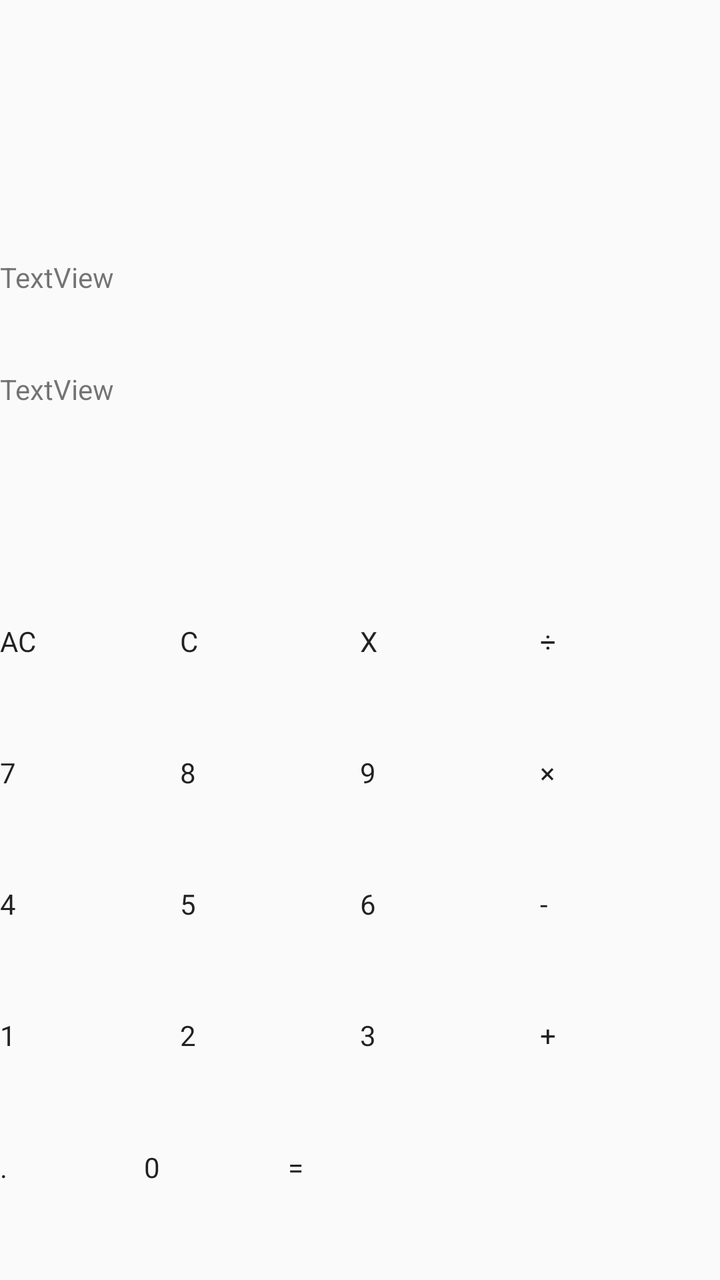
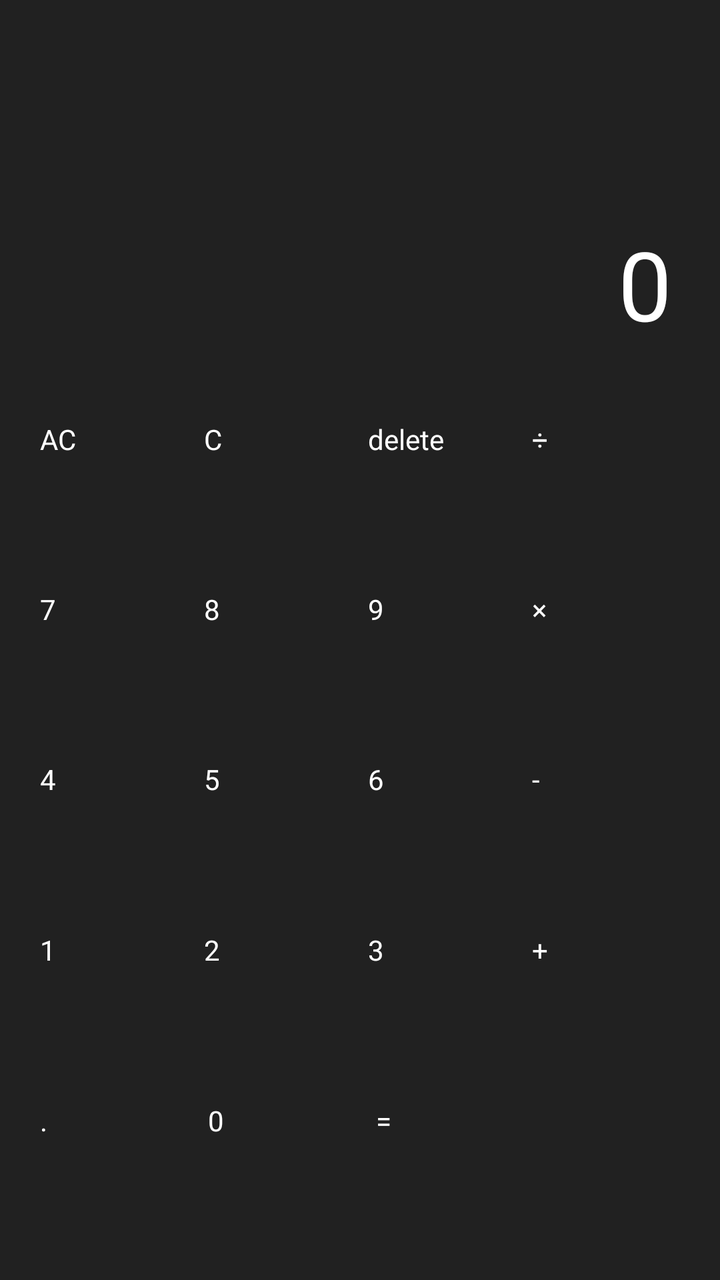

Screens rendered from an Android XML layout before and after an edit, with the pre-edit source and the edit as a unified diff.
<!-- AndroidManifest.xml: application theme Theme.MyCalu -->
<!-- res/layout/reui.xml -->
<?xml version="1.0" encoding="utf-8"?>
<LinearLayout xmlns:android="http://schemas.android.com/apk/res/android"
    android:orientation="vertical"
    android:layout_width="match_parent"
    android:layout_height="match_parent">

    <View
        android:id="@+id/view"
        android:layout_width="match_parent"
        android:layout_height="63dp" />

    <View
        android:id="@+id/view2"
        android:layout_width="match_parent"
        android:layout_height="66dp" />

    <TextView
        android:id="@+id/textView"
        android:layout_width="match_parent"
        android:layout_height="56dp"
        android:text="TextView" />

    <TextView
        android:id="@+id/textView2"
        android:layout_width="310dp"
        android:layout_height="54dp"
        android:text="TextView" />

    <View
        android:id="@+id/view4"
        android:layout_width="match_parent"
        android:layout_height="72dp" />

    <LinearLayout
        android:layout_width="match_parent"
        android:layout_height="0dp"
        android:layout_weight="1"
        android:orientation="horizontal">

        <Button
            android:id="@+id/button19"
            android:layout_width="match_parent"
            android:layout_height="match_parent"
            android:layout_weight="1"
            android:text="AC" />

        <Button
            android:id="@+id/button21"
            android:layout_width="match_parent"
            android:layout_height="match_parent"
            android:layout_weight="1"
            android:text="C" />

        <Button
            android:id="@+id/button22"
            android:layout_width="match_parent"
            android:layout_height="match_parent"
            android:layout_weight="1"
            android:text="X" />

        <Button
            android:id="@+id/button23"
            android:layout_width="match_parent"
            android:layout_height="match_parent"
            android:layout_weight="1"
            android:text="÷" />

    </LinearLayout>

    <LinearLayout
        android:layout_width="match_parent"
        android:layout_height="0dp"
        android:layout_weight="1"
        android:orientation="horizontal">

        <Button
            android:id="@+id/button24"
            android:layout_width="match_parent"
            android:layout_height="match_parent"
            android:layout_weight="1"
            android:text="7" />

        <Button
            android:id="@+id/button25"
            android:layout_width="match_parent"
            android:layout_height="match_parent"
            android:layout_weight="1"
            android:text="8" />

        <Button
            android:id="@+id/button26"
            android:layout_width="match_parent"
            android:layout_height="match_parent"
            android:layout_weight="1"
            android:text="9" />

        <Button
            android:id="@+id/button27"
            android:layout_width="match_parent"
            android:layout_height="match_parent"
            android:layout_weight="1"
            android:text="×" />
    </LinearLayout>

    <LinearLayout
        android:layout_width="match_parent"
        android:layout_height="0dp"
        android:layout_weight="1"
        android:orientation="horizontal">

        <Button
            android:id="@+id/button28"
            android:layout_width="match_parent"
            android:layout_height="match_parent"
            android:layout_weight="1"
            android:text="4" />

        <Button
            android:id="@+id/button29"
            android:layout_width="match_parent"
            android:layout_height="match_parent"
            android:layout_weight="1"
            android:text="5" />

        <Button
            android:id="@+id/button30"
            android:layout_width="match_parent"
            android:layout_height="match_parent"
            android:layout_weight="1"
            android:text="6" />

        <Button
            android:id="@+id/button31"
            android:layout_width="match_parent"
            android:layout_height="match_parent"
            android:layout_weight="1"
            android:text="-" />
    </LinearLayout>

    <LinearLayout
        android:layout_width="match_parent"
        android:layout_height="0dp"
        android:layout_weight="1"
        android:orientation="horizontal">

        <Button
            android:id="@+id/button32"
            android:layout_width="match_parent"
            android:layout_height="match_parent"
            android:layout_weight="1"
            android:text="1" />

        <Button
            android:id="@+id/button33"
            android:layout_width="match_parent"
            android:layout_height="match_parent"
            android:layout_weight="1"
            android:text="2" />

        <Button
            android:id="@+id/button34"
            android:layout_width="match_parent"
            android:layout_height="match_parent"
            android:layout_weight="1"
            android:text="3" />

        <Button
            android:id="@+id/button35"
            android:layout_width="match_parent"
            android:layout_height="match_parent"
            android:layout_weight="1"
            android:text="+" />
    </LinearLayout>

    <LinearLayout
        android:layout_width="match_parent"
        android:layout_height="0dp"
        android:layout_weight="1"
        android:orientation="horizontal">

        <Button
            android:id="@+id/button36"
            android:layout_width="match_parent"
            android:layout_height="match_parent"
            android:layout_weight="2"
            android:text="." />

        <Button
            android:id="@+id/button39"
            android:layout_width="match_parent"
            android:layout_height="match_parent"
            android:layout_weight="2"
            android:text="0" />

        <Button
            android:id="@+id/button38"
            android:layout_width="match_parent"
            android:layout_height="match_parent"
            android:layout_weight="1"
            android:text="=" />
    </LinearLayout>

</LinearLayout>
<!-- resources referenced by this layout -->
<resources>
  <style name="Theme.MyCalu" parent="android:Theme.Material.Light.NoActionBar" />
</resources>

<!-- the commit's change to res/layout/reui.xml (unified diff, before → after) -->
@@ -2,34 +2,241 @@
 <LinearLayout xmlns:android="http://schemas.android.com/apk/res/android"
     android:orientation="vertical"
     android:layout_width="match_parent"
-    android:layout_height="match_parent">
+    android:layout_height="match_parent"
+    android:background="@color/dark_gray_bg"
+    android:padding="16dp">
 
     <View
         android:id="@+id/view"
         android:layout_width="match_parent"
-        android:layout_height="63dp" />
+        android:layout_height="24dp" />
 
     <View
         android:id="@+id/view2"
         android:layout_width="match_parent"
-        android:layout_height="66dp" />
+        android:layout_height="24dp" />
 
     <TextView
         android:id="@+id/textView"
         android:layout_width="match_parent"
         android:layout_height="56dp"
-        android:text="TextView" />
+        android:gravity="end|bottom"
+        android:text=""
+        android:textColor="#B0B0B0"
+        android:textSize="20sp"
+        android:maxLines="1"
+        android:paddingEnd="8dp"
+        android:paddingStart="8dp"/>
 
     <TextView
         android:id="@+id/textView2"
-        android:layout_width="310dp"
+        android:layout_width="match_parent"
         android:layout_height="54dp"
-        android:text="TextView" />
+        android:gravity="end|bottom"
+        android:text="0"
+        android:textColor="@color/white"
+        android:textSize="48sp"
+        android:maxLines="1"
+        android:paddingEnd="8dp"
+        android:paddingStart="8dp"/>
 
     <View
         android:id="@+id/view4"
         android:layout_width="match_parent"
-        android:layout_height="72dp" />
+        android:layout_height="32dp" />
+
+    <LinearLayout
+        android:layout_width="match_parent"
+        android:layout_height="0dp"
+        android:layout_weight="1"
+        android:orientation="horizontal"
+        android:layout_marginBottom="8dp">
+
+        <Button
+            android:id="@+id/button19"
+            android:layout_width="0dp"
+            android:layout_height="match_parent"
+            android:layout_weight="1"
+            android:text="AC"
+            android:layout_margin="4dp"
+            android:backgroundTint="@color/btn_gray"
+            android:textColor="@color/white" />
+
+        <Button
+            android:id="@+id/button21"
+            android:layout_width="0dp"
+            android:layout_height="match_parent"
+            android:layout_weight="1"
+            android:text="C"
+            android:layout_margin="4dp"
+            android:backgroundTint="@color/btn_gray"
+            android:textColor="@color/white" />
+
+        <Button
+            android:id="@+id/button22"
+            android:layout_width="0dp"
+            android:layout_height="match_parent"
+            android:layout_margin="4dp"
+            android:layout_weight="1"
+            android:backgroundTint="@color/btn_gray"
+            android:text="delete"
+            android:textColor="@color/white" />
+
+        <Button
+            android:id="@+id/button23"
+            android:layout_width="0dp"
+            android:layout_height="match_parent"
+            android:layout_weight="1"
+            android:text="÷"
+            android:layout_margin="4dp"
+            android:backgroundTint="@color/green_operator"
+            android:textColor="@color/white" />
+
+    </LinearLayout>
+
+    <LinearLayout
+        android:layout_width="match_parent"
+        android:layout_height="0dp"
+        android:layout_weight="1"
+        android:orientation="horizontal"
+        android:layout_marginBottom="8dp">
+
+        <Button
+            android:id="@+id/button24"
+            android:layout_width="0dp"
+            android:layout_height="match_parent"
+            android:layout_weight="1"
+            android:text="7"
+            android:layout_margin="4dp"
+            android:backgroundTint="@color/btn_gray"
+            android:textColor="@color/white" />
+
+        <Button
+            android:id="@+id/button25"
+            android:layout_width="0dp"
+            android:layout_height="match_parent"
+            android:layout_weight="1"
+            android:text="8"
+            android:layout_margin="4dp"
+            android:backgroundTint="@color/btn_gray"
+            android:textColor="@color/white" />
+
+        <Button
+            android:id="@+id/button26"
+            android:layout_width="0dp"
+            android:layout_height="match_parent"
+            android:layout_weight="1"
+            android:text="9"
+            android:layout_margin="4dp"
+            android:backgroundTint="@color/btn_gray"
+            android:textColor="@color/white" />
+
+        <Button
+            android:id="@+id/button27"
+            android:layout_width="0dp"
+            android:layout_height="match_parent"
+            android:layout_weight="1"
+            android:text="×"
+            android:layout_margin="4dp"
+            android:backgroundTint="@color/green_operator"
+            android:textColor="@color/white" />
+    </LinearLayout>
+
+    <LinearLayout
+        android:layout_width="match_parent"
+        android:layout_height="0dp"
+        android:layout_weight="1"
+        android:orientation="horizontal"
+        android:layout_marginBottom="8dp">
+
+        <Button
+            android:id="@+id/button28"
+            android:layout_width="0dp"
+            android:layout_height="match_parent"
+            android:layout_weight="1"
+            android:text="4"
+            android:layout_margin="4dp"
+            android:backgroundTint="@color/btn_gray"
+            android:textColor="@color/white" />
+
+        <Button
+            android:id="@+id/button29"
+            android:layout_width="0dp"
+            android:layout_height="match_parent"
+            android:layout_weight="1"
+            android:text="5"
+            android:layout_margin="4dp"
+            android:backgroundTint="@color/btn_gray"
+            android:textColor="@color/white" />
+
+        <Button
+            android:id="@+id/button30"
+            android:layout_width="0dp"
+            android:layout_height="match_parent"
+            android:layout_weight="1"
+            android:text="6"
+            android:layout_margin="4dp"
+            android:backgroundTint="@color/btn_gray"
+            android:textColor="@color/white" />
+
+        <Button
+            android:id="@+id/button31"
+            android:layout_width="0dp"
+            android:layout_height="match_parent"
+            android:layout_weight="1"
+            android:text="-"
+            android:layout_margin="4dp"
+            android:backgroundTint="@color/green_operator"
+            android:textColor="@color/white" />
+    </LinearLayout>
+
+    <LinearLayout
+        android:layout_width="match_parent"
+        android:layout_height="0dp"
+        android:layout_weight="1"
+        android:orientation="horizontal"
+        android:layout_marginBottom="8dp">
+
+        <Button
+            android:id="@+id/button32"
+            android:layout_width="0dp"
+            android:layout_height="match_parent"
+            android:layout_weight="1"
+            android:text="1"
+            android:layout_margin="4dp"
+            android:backgroundTint="@color/btn_gray"
+            android:textColor="@color/white" />
+
+        <Button
+            android:id="@+id/button33"
+            android:layout_width="0dp"
+            android:layout_height="match_parent"
+            android:layout_weight="1"
+            android:text="2"
+            android:layout_margin="4dp"
+            android:backgroundTint="@color/btn_gray"
+            android:textColor="@color/white" />
+
+        <Button
+            android:id="@+id/button34"
+            android:layout_width="0dp"
+            android:layout_height="match_parent"
+            android:layout_weight="1"
+            android:text="3"
+            android:layout_margin="4dp"
+            android:backgroundTint="@color/btn_gray"
+            android:textColor="@color/white" />
+
+        <Button
+            android:id="@+id/button35"
+            android:layout_width="0dp"
+            android:layout_height="match_parent"
+            android:layout_weight="1"
+            android:text="+"
+            android:layout_margin="4dp"
+            android:backgroundTint="@color/green_operator"
+            android:textColor="@color/white" />
+    </LinearLayout>
 
     <LinearLayout
         android:layout_width="match_parent"
@@ -38,166 +245,34 @@
         android:orientation="horizontal">
 
         <Button
-            android:id="@+id/button19"
-            android:layout_width="match_parent"
-            android:layout_height="match_parent"
-            android:layout_weight="1"
-            android:text="AC" />
-
-        <Button
-            android:id="@+id/button21"
-            android:layout_width="match_parent"
-            android:layout_height="match_parent"
-            android:layout_weight="1"
-            android:text="C" />
-
-        <Button
-            android:id="@+id/button22"
-            android:layout_width="match_parent"
-            android:layout_height="match_parent"
-            android:layout_weight="1"
-            android:text="X" />
-
-        <Button
-            android:id="@+id/button23"
-            android:layout_width="match_parent"
-            android:layout_height="match_parent"
-            android:layout_weight="1"
-            android:text="÷" />
-
-    </LinearLayout>
-
-    <LinearLayout
-        android:layout_width="match_parent"
-        android:layout_height="0dp"
-        android:layout_weight="1"
-        android:orientation="horizontal">
-
-        <Button
-            android:id="@+id/button24"
-            android:layout_width="match_parent"
-            android:layout_height="match_parent"
-            android:layout_weight="1"
-            android:text="7" />
-
-        <Button
-            android:id="@+id/button25"
-            android:layout_width="match_parent"
-            android:layout_height="match_parent"
-            android:layout_weight="1"
-            android:text="8" />
-
-        <Button
-            android:id="@+id/button26"
-            android:layout_width="match_parent"
-            android:layout_height="match_parent"
-            android:layout_weight="1"
-            android:text="9" />
-
-        <Button
-            android:id="@+id/button27"
-            android:layout_width="match_parent"
-            android:layout_height="match_parent"
-            android:layout_weight="1"
-            android:text="×" />
-    </LinearLayout>
-
-    <LinearLayout
-        android:layout_width="match_parent"
-        android:layout_height="0dp"
-        android:layout_weight="1"
-        android:orientation="horizontal">
-
-        <Button
-            android:id="@+id/button28"
-            android:layout_width="match_parent"
-            android:layout_height="match_parent"
-            android:layout_weight="1"
-            android:text="4" />
-
-        <Button
-            android:id="@+id/button29"
-            android:layout_width="match_parent"
-            android:layout_height="match_parent"
-            android:layout_weight="1"
-            android:text="5" />
-
-        <Button
-            android:id="@+id/button30"
-            android:layout_width="match_parent"
-            android:layout_height="match_parent"
-            android:layout_weight="1"
-            android:text="6" />
-
-        <Button
-            android:id="@+id/button31"
-            android:layout_width="match_parent"
-            android:layout_height="match_parent"
-            android:layout_weight="1"
-            android:text="-" />
-    </LinearLayout>
-
-    <LinearLayout
-        android:layout_width="match_parent"
-        android:layout_height="0dp"
-        android:layout_weight="1"
-        android:orientation="horizontal">
-
-        <Button
-            android:id="@+id/button32"
-            android:layout_width="match_parent"
-            android:layout_height="match_parent"
-            android:layout_weight="1"
-            android:text="1" />
-
-        <Button
-            android:id="@+id/button33"
-            android:layout_width="match_parent"
-            android:layout_height="match_parent"
-            android:layout_weight="1"
-            android:text="2" />
-
-        <Button
-            android:id="@+id/button34"
-            android:layout_width="match_parent"
-            android:layout_height="match_parent"
-            android:layout_weight="1"
-            android:text="3" />
-
-        <Button
-            android:id="@+id/button35"
-            android:layout_width="match_parent"
-            android:layout_height="match_parent"
-            android:layout_weight="1"
-            android:text="+" />
-    </LinearLayout>
-
-    <LinearLayout
-        android:layout_width="match_parent"
-        android:layout_height="0dp"
-        android:layout_weight="1"
-        android:orientation="horizontal">
-
-        <Button
             android:id="@+id/button36"
-            android:layout_width="match_parent"
-            android:layout_height="match_parent"
+            android:layout_width="0dp"
+            android:layout_height="match_parent"
+            android:layout_weight="1"
+            android:text="."
+            android:layout_margin="4dp"
+            android:backgroundTint="@color/btn_gray"
+            android:textColor="@color/white" />
+
+        <Button
+            android:id="@+id/button39"
+            android:layout_width="0dp"
+            android:layout_height="match_parent"
+            android:layout_weight="1"
+            android:text="0"
+            android:layout_margin="4dp"
+            android:backgroundTint="@color/btn_gray"
+            android:textColor="@color/white" />
+
+        <Button
+            android:id="@+id/button38"
+            android:layout_width="0dp"
+            android:layout_height="match_parent"
+            android:layout_margin="4dp"
             android:layout_weight="2"
-            android:text="." />
-
-        <Button
-            android:id="@+id/button39"
-            android:layout_width="match_parent"
-            android:layout_height="match_parent"
-            android:layout_weight="2"
-            android:text="0" />
-
-        <Button
-            android:id="@+id/button38"
-            android:layout_width="match_parent"
-            android:layout_height="match_parent"
-            android:layout_weight="1"
-            android:text="=" />
+            android:backgroundTint="@color/orange_equals"
+            android:text="="
+            android:textColor="@color/white" />
     </LinearLayout>
 
 </LinearLayout>
<!-- resource entries referenced after the edit -->
@@ -1,5 +1,10 @@
 <!-- resources referenced by this layout -->
 <resources>
+  <color name="btn_gray">#333333</color>
+  <color name="dark_gray_bg">#212121</color>
+  <color name="green_operator">#4CAF50</color>
+  <color name="orange_equals">#FF9800</color>
+  <color name="white">#FFFFFFFF</color>
   <style name="Theme.MyCalu" parent="android:Theme.Material.Light.NoActionBar" />
 </resources>
 
